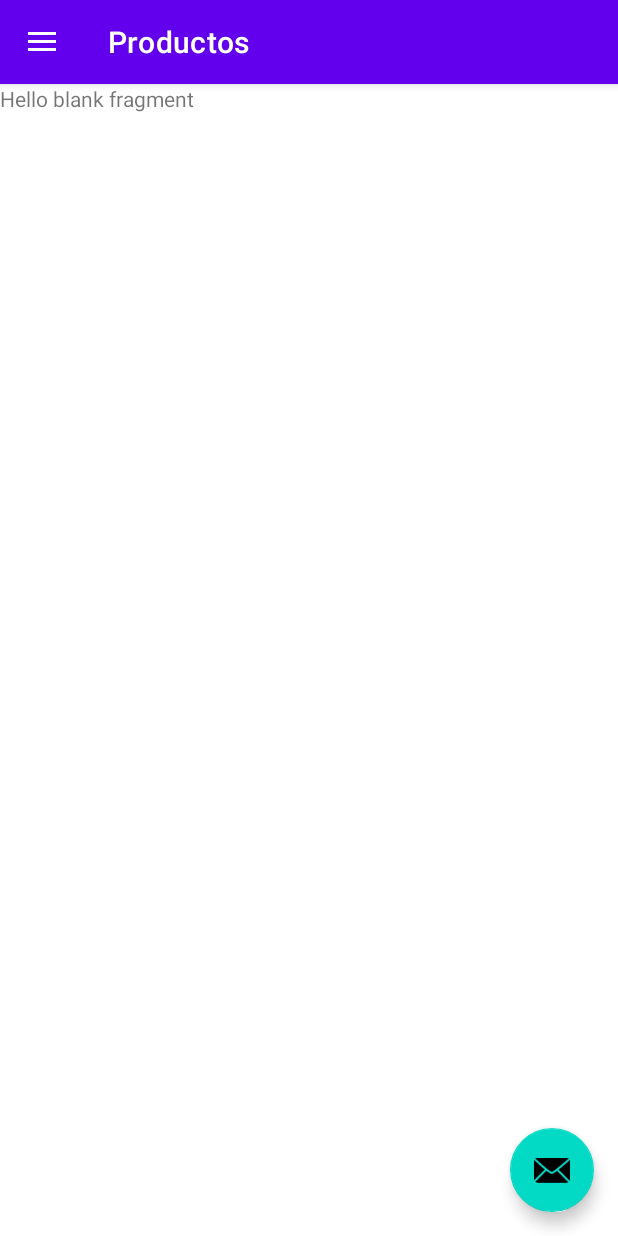
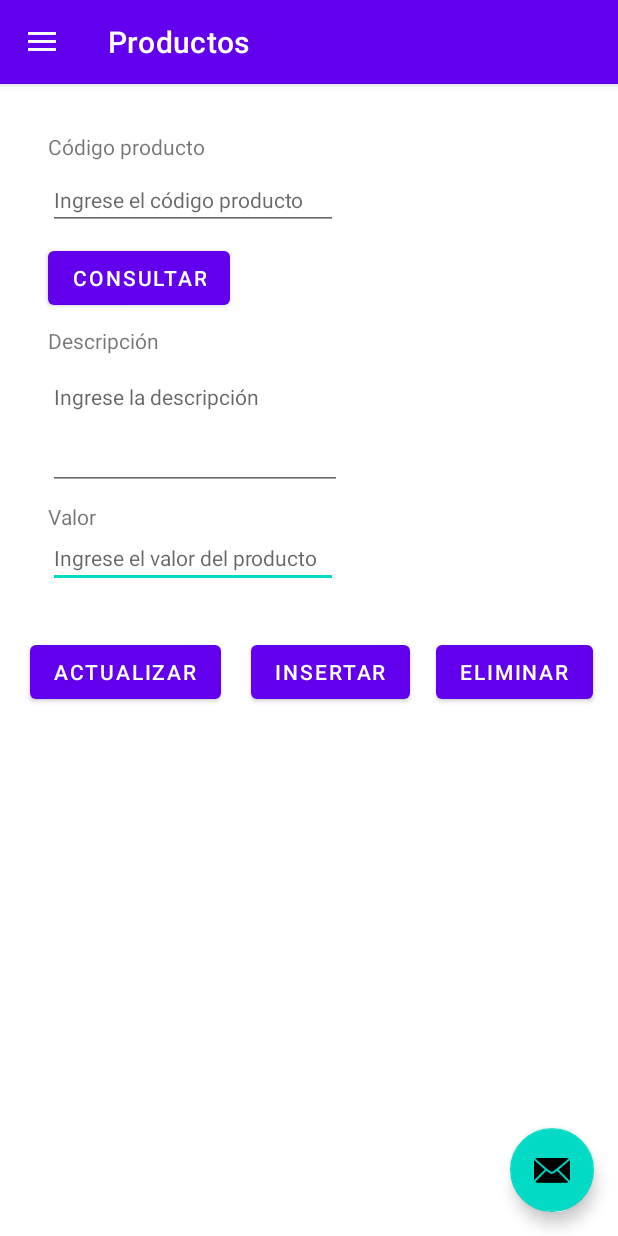
Before and after one commit to YesidCadavid421/FacFerreteria, an Android app: the screen it shows after launch (MainActivity), in the side drawer, after a tap on "Productos", on a phone screen of 412 x 824 dp. Run offline under Robolectric (Android 15) with nearby library versions, the phone set to English and light mode, and no system bars; our stand-ins replace navigation-ui.

Commit message:
Creacion de producto y de tablas para almacenar los diferentes tipos de datos

```diff
--- a/app/src/main/res/layout/fragment_productos.xml
+++ b/app/src/main/res/layout/fragment_productos.xml
@@ -1,15 +1,130 @@
 <?xml version="1.0" encoding="utf-8"?>
-<FrameLayout xmlns:android="http://schemas.android.com/apk/res/android"
+<androidx.constraintlayout.widget.ConstraintLayout xmlns:android="http://schemas.android.com/apk/res/android"
+    xmlns:app="http://schemas.android.com/apk/res-auto"
     xmlns:tools="http://schemas.android.com/tools"
     android:id="@+id/nav_Productos"
     android:layout_width="match_parent"
     android:layout_height="match_parent"
-    tools:context=".Productos">
+    tools:context=".Productos" >
 
-    <!-- TODO: Update blank fragment layout -->
+    <Button
+        android:id="@+id/btInsertarProducto"
+        android:layout_width="wrap_content"
+        android:layout_height="wrap_content"
+        android:layout_marginStart="20dp"
+        android:layout_marginTop="32dp"
+        android:text="Insertar"
+        app:layout_constraintStart_toEndOf="@+id/btActualizarProducto"
+        app:layout_constraintTop_toBottomOf="@+id/etValor" />
+
+    <Button
+        android:id="@+id/btEliminarProducto"
+        android:layout_width="wrap_content"
+        android:layout_height="wrap_content"
+        android:layout_marginStart="20dp"
+        android:layout_marginTop="32dp"
+        android:layout_marginEnd="20dp"
+        android:text="Eliminar"
+        app:layout_constraintEnd_toEndOf="parent"
+        app:layout_constraintStart_toEndOf="@+id/btInsertarProducto"
+        app:layout_constraintTop_toBottomOf="@+id/etValor" />
+
+    <Button
+        android:id="@+id/btActualizarProducto"
+        android:layout_width="wrap_content"
+        android:layout_height="wrap_content"
+        android:layout_marginStart="20dp"
+        android:layout_marginTop="32dp"
+        android:text="Actualizar"
+        app:layout_constraintStart_toStartOf="parent"
+        app:layout_constraintTop_toBottomOf="@+id/etValor" />
+
+    <EditText
+        android:id="@+id/etValor"
+        android:layout_width="193dp"
+        android:layout_height="38dp"
+        android:layout_marginStart="32dp"
+        android:ems="10"
+        android:hint="Ingrese el valor del producto"
+        android:inputType="text"
+        android:textSize="14sp"
+        app:layout_constraintEnd_toEndOf="parent"
+        app:layout_constraintHorizontal_bias="0.0"
+        app:layout_constraintStart_toStartOf="parent"
+        app:layout_constraintTop_toBottomOf="@+id/textView29" />
+
     <TextView
-        android:layout_width="match_parent"
-        android:layout_height="match_parent"
-        android:text="@string/hello_blank_fragment" />
+        android:id="@+id/textView29"
+        android:layout_width="wrap_content"
+        android:layout_height="wrap_content"
+        android:layout_marginStart="32dp"
+        android:layout_marginTop="8dp"
+        android:text="Valor"
+        app:layout_constraintEnd_toEndOf="parent"
+        app:layout_constraintHorizontal_bias="0.0"
+        app:layout_constraintStart_toStartOf="parent"
+        app:layout_constraintTop_toBottomOf="@+id/etDescripcion" />
 
-</FrameLayout>
+    <Button
+        android:id="@+id/btConsultarProducto"
+        android:layout_width="wrap_content"
+        android:layout_height="wrap_content"
+        android:layout_marginStart="32dp"
+        android:layout_marginTop="8dp"
+        android:text="Consultar"
+        app:layout_constraintStart_toStartOf="parent"
+        app:layout_constraintTop_toBottomOf="@+id/etCodProducto" />
+
+    <TextView
+        android:id="@+id/textView24"
+        android:layout_width="wrap_content"
+        android:layout_height="wrap_content"
+        android:layout_marginStart="32dp"
+        android:layout_marginTop="32dp"
+        android:text="Código producto"
+        app:layout_constraintEnd_toEndOf="parent"
+        app:layout_constraintHorizontal_bias="0.0"
+        app:layout_constraintStart_toStartOf="parent"
+        app:layout_constraintTop_toTopOf="parent" />
+
+    <TextView
+        android:id="@+id/textView28"
+        android:layout_width="wrap_content"
+        android:layout_height="wrap_content"
+        android:layout_marginStart="32dp"
+        android:layout_marginTop="8dp"
+        android:text="Descripción"
+        app:layout_constraintEnd_toEndOf="parent"
+        app:layout_constraintHorizontal_bias="0.0"
+        app:layout_constraintStart_toStartOf="parent"
+        app:layout_constraintTop_toBottomOf="@+id/btConsultarProducto" />
+
+    <EditText
+        android:id="@+id/etCodProducto"
+        android:layout_width="193dp"
+        android:layout_height="38dp"
+        android:layout_marginStart="32dp"
+        android:layout_marginTop="8dp"
+        android:ems="10"
+        android:hint="Ingrese el código producto"
+        android:inputType="text"
+        android:textSize="14sp"
+        app:layout_constraintEnd_toEndOf="parent"
+        app:layout_constraintHorizontal_bias="0.0"
+        app:layout_constraintStart_toStartOf="parent"
+        app:layout_constraintTop_toBottomOf="@+id/textView24" />
+
+    <EditText
+        android:id="@+id/etDescripcion"
+        android:layout_width="196dp"
+        android:layout_height="82dp"
+        android:layout_marginStart="32dp"
+        android:layout_marginTop="8dp"
+        android:ems="10"
+        android:gravity="start|top"
+        android:hint="Ingrese la descripción"
+        android:inputType="textMultiLine"
+        android:textSize="14sp"
+        app:layout_constraintStart_toStartOf="parent"
+        app:layout_constraintTop_toBottomOf="@+id/textView28" />
+</androidx.constraintlayout.widget.ConstraintLayout>
--- a/app/src/main/res/menu/activity_main_drawer.xml
+++ b/app/src/main/res/menu/activity_main_drawer.xml
@@ -13,13 +13,13 @@
             android:icon="@drawable/ic_group"
             android:title="Clientes" />
         <item
+            android:id="@+id/nav_Productos"
+            android:icon="@drawable/ic_category"
+            android:title="Productos" />
+        <item
             android:id="@+id/nav_Pedidos"
             android:icon="@drawable/ic_list_alt"
             android:title="Pedidos" />
-        <item
-            android:id="@+id/nav_Productos"
-            android:icon="@drawable/ic_category"
-            android:title="Productos" />
         <item
             android:id="@+id/nav_Facturas"
             android:icon="@drawable/ic_receipt_long"
```
Also changed, not shown: app/src/main/java/com/example/facfereteria/Clientes.java (+11 -11 lines), app/src/main/java/com/example/facfereteria/ConexionBD.java (+6 -2 lines), app/src/main/java/com/example/facfereteria/Productos.java (+197 -46 lines), app/src/main/res/layout/fragment_clientes.xml (+7 -7 lines).
